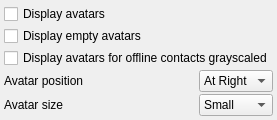
Old version of the form src/plugins/avatars/avataroptionswidget.ui in the repository eyecu-im/eyecu-qt.
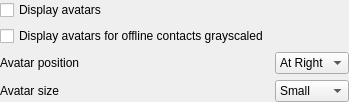
New version of the form.

Patch:
```diff
--- a/src/plugins/avatars/avataroptionswidget.ui
+++ b/src/plugins/avatars/avataroptionswidget.ui
@@ -6,8 +6,8 @@
    <rect>
     <x>0</x>
     <y>0</y>
-    <width>255</width>
-    <height>110</height>
+    <width>323</width>
+    <height>94</height>
    </rect>
   </property>
   <property name="windowTitle">
@@ -15,53 +15,20 @@
   </property>
   <layout class="QGridLayout" name="gridLayout">
    <property name="leftMargin">
-    <number>4</number>
+    <number>0</number>
    </property>
    <property name="topMargin">
-    <number>4</number>
+    <number>0</number>
    </property>
    <property name="rightMargin">
-    <number>4</number>
+    <number>0</number>
    </property>
    <property name="bottomMargin">
-    <number>4</number>
+    <number>0</number>
    </property>
    <property name="spacing">
-    <number>2</number>
+    <number>6</number>
    </property>
-   <item row="4" column="1">
-    <widget class="QComboBox" name="cmbAvatarPosition">
-     <property name="sizePolicy">
-      <sizepolicy hsizetype="Minimum" vsizetype="Fixed">
-       <horstretch>0</horstretch>
-       <verstretch>0</verstretch>
-      </sizepolicy>
-     </property>
-     <item>
-      <property name="text">
-       <string>At Right</string>
-      </property>
-     </item>
-     <item>
-      <property name="text">
-       <string>At Left</string>
-      </property>
-     </item>
-    </widget>
-   </item>
-   <item row="1" column="0" colspan="2">
-    <widget class="QCheckBox" name="cbShowEmpty">
-     <property name="sizePolicy">
-      <sizepolicy hsizetype="Minimum" vsizetype="Fixed">
-       <horstretch>0</horstretch>
-       <verstretch>0</verstretch>
-      </sizepolicy>
-     </property>
-     <property name="text">
-      <string>Display empty avatars</string>
-     </property>
-    </widget>
-   </item>
    <item row="0" column="0" colspan="2">
     <widget class="QCheckBox" name="cbShow">
      <property name="text">
@@ -69,7 +36,46 @@
      </property>
     </widget>
    </item>
-   <item row="4" column="0">
+   <item row="2" column="1">
+    <widget class="QComboBox" name="cmbAvatarPosition">
+     <property name="sizePolicy">
+      <sizepolicy hsizetype="Minimum" vsizetype="Fixed">
+       <horstretch>0</horstretch>
+       <verstretch>0</verstretch>
+      </sizepolicy>
+     </property>
+     <item>
+      <property name="text">
+       <string>At Right</string>
+      </property>
+     </item>
+     <item>
+      <property name="text">
+       <string>At Left</string>
+      </property>
+     </item>
+    </widget>
+   </item>
+   <item row="3" column="1">
+    <widget class="QComboBox" name="cmbAvatarSize">
+     <item>
+      <property name="text">
+       <string>Small</string>
+      </property>
+     </item>
+     <item>
+      <property name="text">
+       <string>Normal</string>
+      </property>
+     </item>
+     <item>
+      <property name="text">
+       <string>Large</string>
+      </property>
+     </item>
+    </widget>
+   </item>
+   <item row="2" column="0">
     <widget class="QLabel" name="lblAvatarPosition">
      <property name="sizePolicy">
       <sizepolicy hsizetype="MinimumExpanding" vsizetype="Preferred">
@@ -80,45 +86,23 @@
      <property name="text">
       <string>Avatar position</string>
      </property>
-    </widget>
-   </item>
-   <item row="2" column="0" colspan="2">
-    <widget class="QCheckBox" name="cbGrayscaledOffline">
-     <property name="sizePolicy">
-      <sizepolicy hsizetype="Minimum" vsizetype="Fixed">
-       <horstretch>0</horstretch>
-       <verstretch>0</verstretch>
-      </sizepolicy>
+     <property name="buddy">
+      <cstring>cmbAvatarPosition</cstring>
      </property>
-     <property name="text">
-      <string>Display avatars for offline contacts grayscaled</string>
-     </property>
     </widget>
    </item>
-   <item row="5" column="0">
+   <item row="3" column="0">
     <widget class="QLabel" name="lblAvatarSizel">
      <property name="text">
       <string>Avatar size</string>
      </property>
     </widget>
    </item>
-   <item row="5" column="1">
-    <widget class="QComboBox" name="cmbAvatarSize">
-     <item>
-      <property name="text">
-       <string>Small</string>
-      </property>
-     </item>
-     <item>
-      <property name="text">
-       <string>Normal</string>
-      </property>
-     </item>
-     <item>
-      <property name="text">
-       <string>Large</string>
-      </property>
-     </item>
+   <item row="1" column="0">
+    <widget class="QCheckBox" name="cbDisplayGray">
+     <property name="text">
+      <string>Display avatars for offline contacts grayscaled</string>
+     </property>
     </widget>
    </item>
   </layout>
```
Left out of the diff: 57 changed lines with no effect on the pictures.
